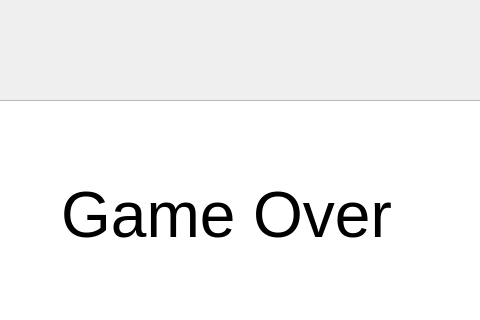
The window that game.ui (ljzalc1022/GPA_NINJA) describes before a commit, drawn with Qt 5; both pictures show x 240 to 720 and y 0 to 320 of the 1000 by 600 pixel window.
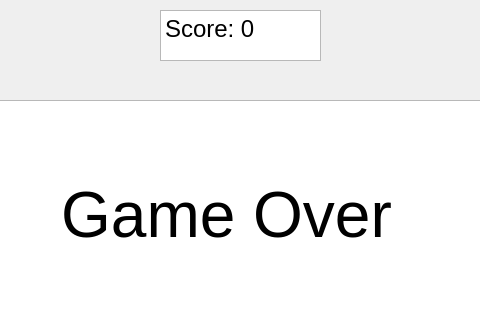
The same window after the commit.

The edit to the form file:
```diff
--- a/game.ui
+++ b/game.ui
@@ -99,6 +99,23 @@
     </item>
    </layout>
   </widget>
+  <widget class="QTextBrowser" name="textBrowser_2">
+   <property name="geometry">
+    <rect>
+     <x>400</x>
+     <y>10</y>
+     <width>161</width>
+     <height>51</height>
+    </rect>
+   </property>
+   <property name="html">
+    <string>&lt;!DOCTYPE HTML PUBLIC &quot;-//W3C//DTD HTML 4.0//EN&quot; &quot;http://www.w3.org/TR/REC-html40/strict.dtd&quot;&gt;
+&lt;html&gt;&lt;head&gt;&lt;meta name=&quot;qrichtext&quot; content=&quot;1&quot; /&gt;&lt;meta charset=&quot;utf-8&quot; /&gt;&lt;style type=&quot;text/css&quot;&gt;
+p, li { white-space: pre-wrap; }
+&lt;/style&gt;&lt;/head&gt;&lt;body style=&quot; font-family:'Microsoft YaHei UI'; font-size:9pt; font-weight:400; font-style:normal;&quot;&gt;
+&lt;p style=&quot; margin-top:12px; margin-bottom:12px; margin-left:0px; margin-right:0px; -qt-block-indent:0; text-indent:0px;&quot;&gt;&lt;span style=&quot; font-size:18pt;&quot;&gt;Score: 0&lt;/span&gt;&lt;/p&gt;&lt;/body&gt;&lt;/html&gt;</string>
+   </property>
+  </widget>
  </widget>
  <resources/>
  <connections>
```
